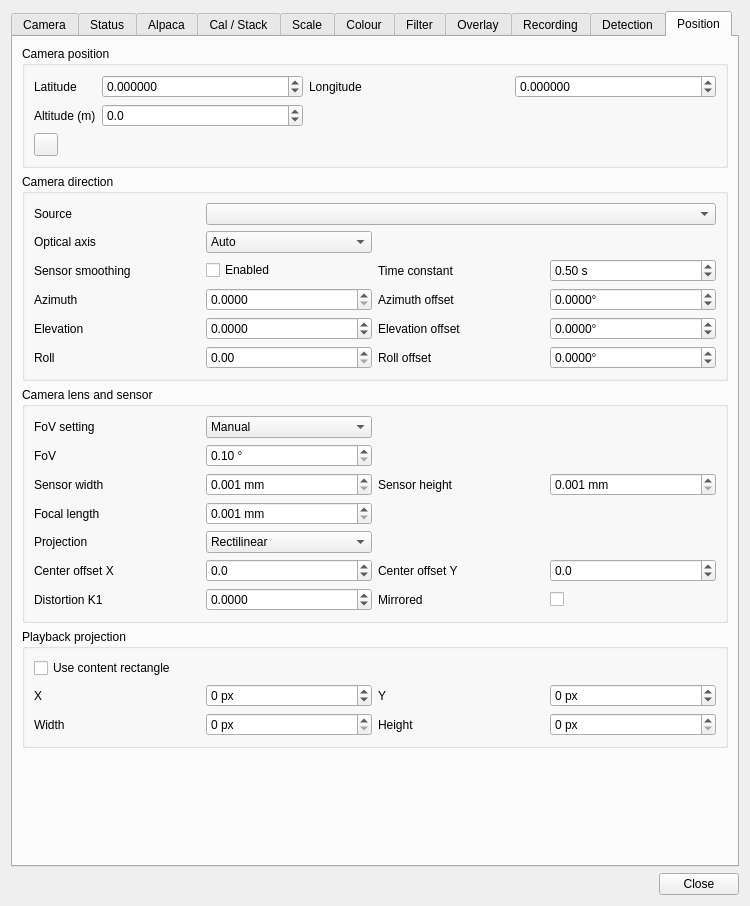
This is plugins/feature/camera/camerasettingsdialog.ui in srcejon/sdrangel as Qt 5 draws it before an edit. The edited form follows.
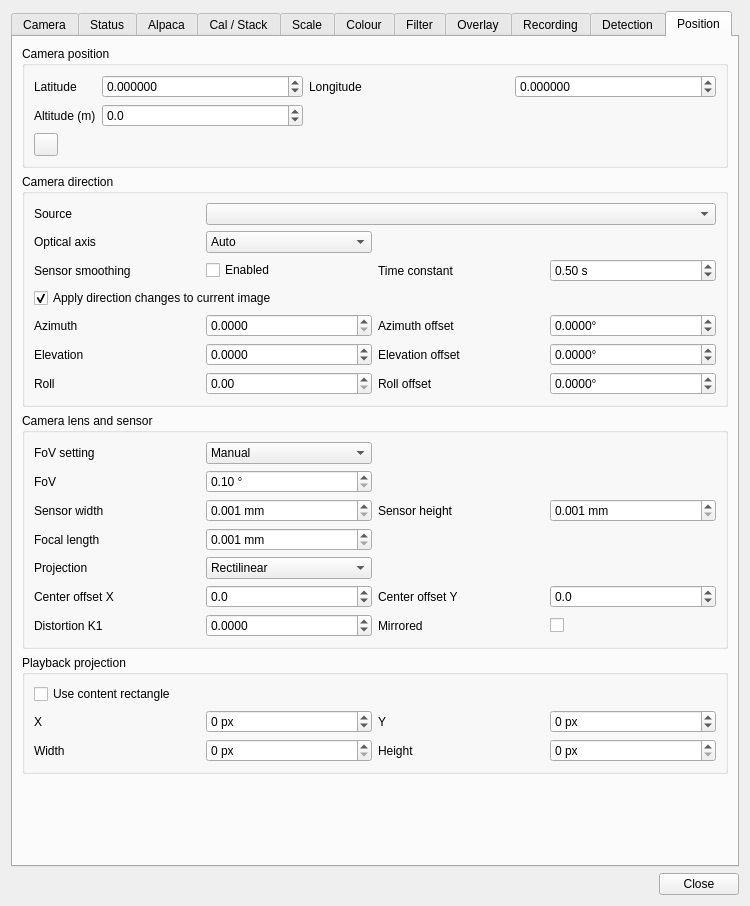
This is the edited form. The open tabs and pages were chosen to show the change. Icons and pictures are not drawn. Custom widgets are drawn as their Qt base class.

Commit message: Capture camera direction per frame

```diff
--- a/plugins/feature/camera/camerasettingsdialog.ui
+++ b/plugins/feature/camera/camerasettingsdialog.ui
@@ -8060,6 +8060,19 @@
             </property>
            </widget>
           </item>
+          <item row="3" column="0" colspan="4">
+           <widget class="QCheckBox" name="directionApplyToCurrentImageCheck">
+            <property name="toolTip">
+             <string>When enabled, azimuth, elevation, and roll changes reproject the currently displayed image. Disable this for a moving camera so each frame retains the direction sampled when it was captured.</string>
+            </property>
+            <property name="text">
+             <string>Apply direction changes to current image</string>
+            </property>
+            <property name="checked">
+             <bool>true</bool>
+            </property>
+           </widget>
+          </item>
           <item row="7" column="0">
            <widget class="QLabel" name="rollLabel">
             <property name="text">
```
The commit also changes 17 other files.
